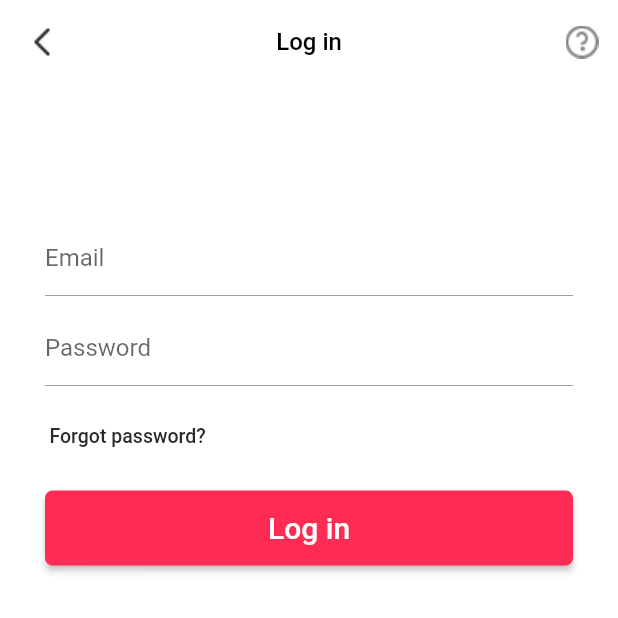
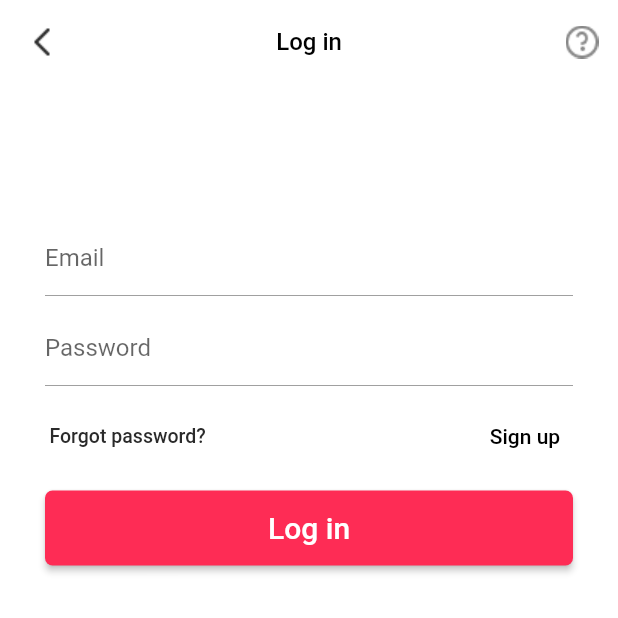
Before and after one commit to zhangqi444/toktik, a Flutter app: the LoginPage screen opened by its route, on a phone screen of 412 x 824 dp, the top half of it. Run offline on Flutter 3.47's test engine with Material 2 defaults, Android fonts, the phone set to English and light mode, and no system bars; our stand-ins replace cached_network_image, camera, dio, flutter_easyloading, get, image_picker and 6 more; missing offline and left inert: amplify_analytics_pinpoint, amplify_api, amplify_auth_cognito, amplify_datastore, amplify_datastore_plugin_interface, amplify_flutter and 1 more; accounts and stored records are empty.

Commit message:
pullrequest反馈

```diff
--- a/lib/page/login_page.dart
+++ b/lib/page/login_page.dart
@@ -52,9 +52,7 @@ class _LoginPageState extends State<LoginPage> {
     );
 
     return Scaffold(
-      // backgroundColor: ColorRes.color_1,
       appBar: AppBar(
-        // backgroundColor: ColorRes.color_1,
         backgroundColor: Colors.white,
         brightness: Brightness.light,
         title:
@@ -179,18 +177,17 @@ class _LoginPageState extends State<LoginPage> {
                   style: TextStyle(color: Color(0xff2A2A2A), fontSize: 13),
                 ),
               )),
-          // TODO: 暂时移除注册功能
-          // Positioned(
-          //     right: 0,
-          //     child: TextButton(
-          //       onPressed: () {
-          //         Get.toNamed(Routers.register);
-          //       },
-          //       child: Text(
-          //         'Sign up',
-          //         style: TextStyle(color: Colors.black),
-          //       ),
-          //     )),
+          Positioned(
+              right: 0,
+              child: TextButton(
+                onPressed: () {
+                  Get.toNamed(Routers.register);
+                },
+                child: Text(
+                  'Sign up',
+                  style: TextStyle(color: Colors.black),
+                ),
+              )),
         ],
       ),
     );
--- a/lib/page/main_page.dart
+++ b/lib/page/main_page.dart
@@ -41,8 +41,7 @@ class MainPage extends StatelessWidget {
       body: IndexedStack(
         index: _mainPageController.indexBottomBarMainPage.value,
         children: [
-          // HomePage(pageController: _scrollPageController),
-          LoginPage(),
+          HomePage(pageController: _scrollPageController),
           SearchPage(),
           MessagePage(),
           UserPage(
```
